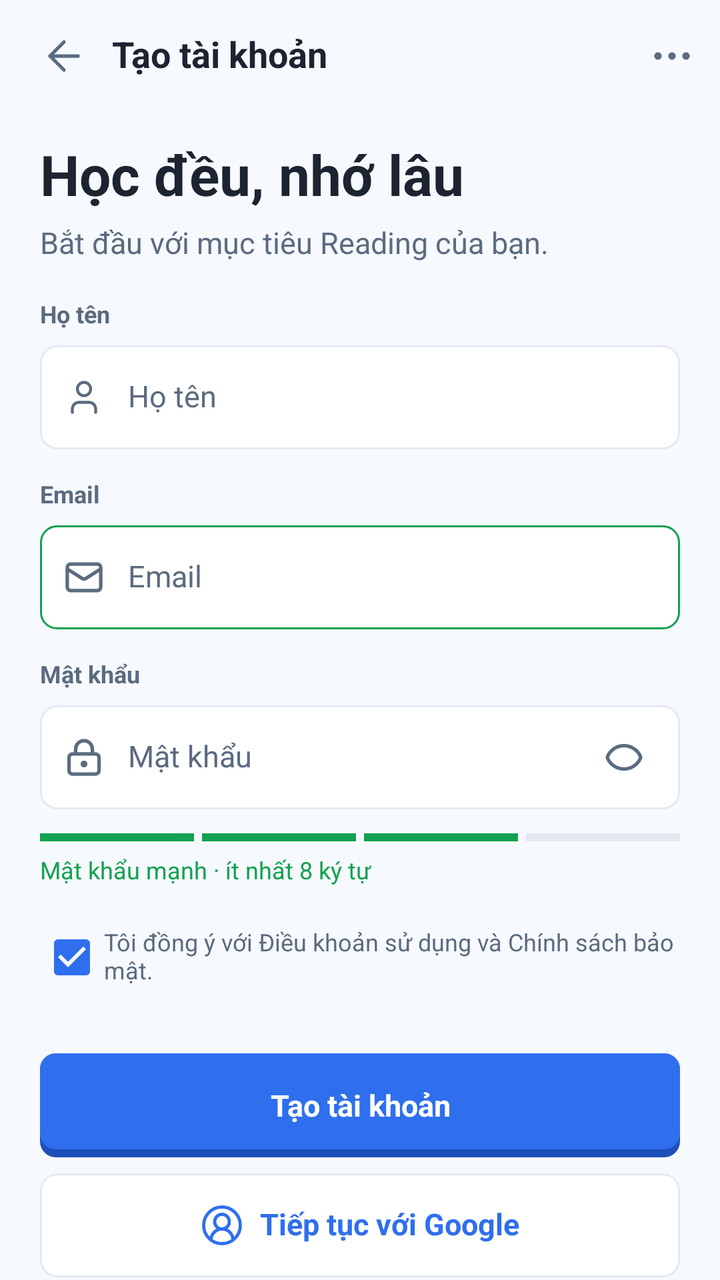
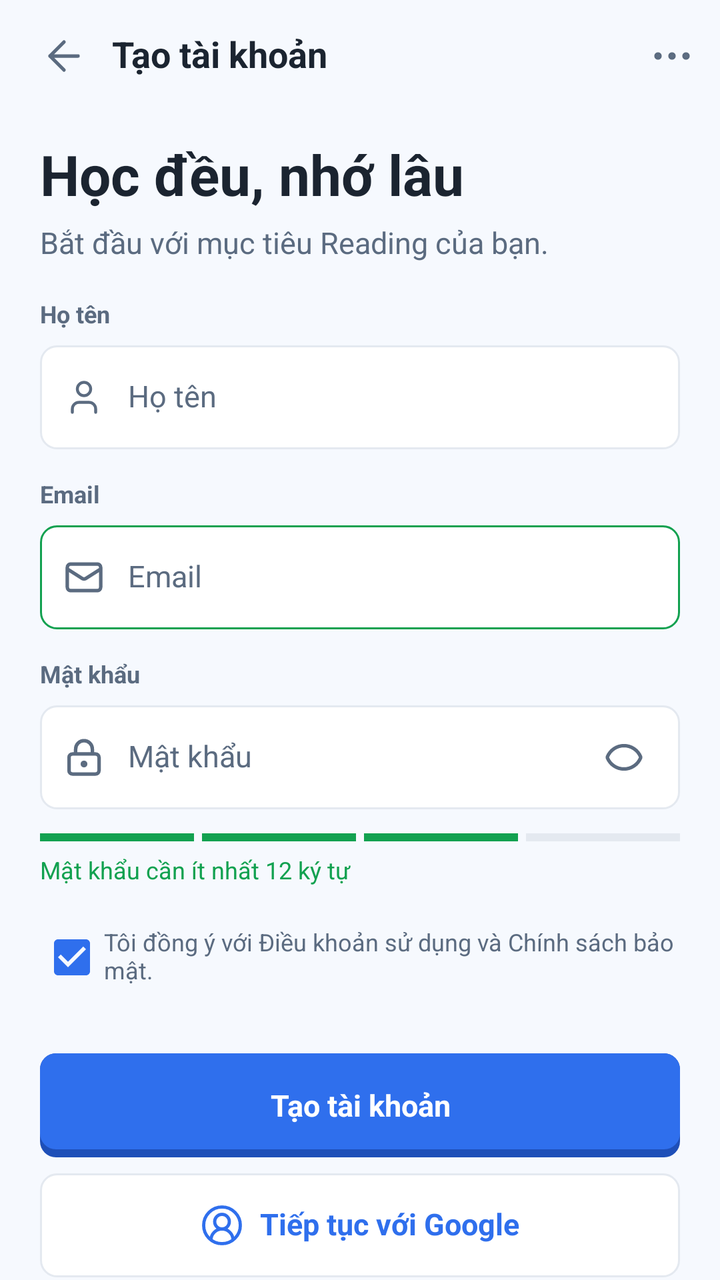

Screens rendered from an Android XML layout before and after an edit, with the pre-edit source and the edit as a unified diff.
<!-- AndroidManifest.xml: application theme Theme.NT118_Project -->
<!-- res/layout/fragment_register.xml -->
<?xml version="1.0" encoding="utf-8"?>
<androidx.constraintlayout.widget.ConstraintLayout
    xmlns:android="http://schemas.android.com/apk/res/android"
    xmlns:app="http://schemas.android.com/apk/res-auto"
    android:layout_width="match_parent"
    android:layout_height="match_parent"
    android:background="@color/app_bg">
    <androidx.constraintlayout.widget.Guideline
        android:id="@+id/guideStart"
        android:layout_width="wrap_content"
        android:layout_height="wrap_content"
        android:orientation="vertical"
        app:layout_constraintGuide_percent="@dimen/guide_start" />
    <androidx.constraintlayout.widget.Guideline
        android:id="@+id/guideEnd"
        android:layout_width="wrap_content"
        android:layout_height="wrap_content"
        android:orientation="vertical"
        app:layout_constraintGuide_percent="@dimen/guide_end" />
    <LinearLayout
        android:layout_width="0dp"
        android:layout_height="0dp"
        android:id="@+id/screenColumn"
        app:layout_constraintStart_toStartOf="@id/guideStart"
        app:layout_constraintEnd_toEndOf="@id/guideEnd"
        app:layout_constraintTop_toTopOf="parent"
        android:orientation="vertical"
        app:layout_constraintBottom_toBottomOf="parent">
        <LinearLayout
            android:layout_height="56dp"
            android:layout_width="match_parent"
            android:orientation="horizontal"
            android:gravity="center_vertical">
            <ImageButton
                android:layout_marginStart="8dp"
                style="@style/IconButton"
                android:src="@drawable/ic_arrow_left"
                android:tint="@color/app_text_secondary"
                android:id="@+id/btnBack"
                android:tag="back"
                android:contentDescription="@string/register_13" />
            <TextView
                android:layout_width="0dp"
                android:layout_weight="1"
                android:paddingStart="0dp"
                android:minHeight="48dp"
                android:gravity="center_vertical"
                android:layout_height="wrap_content"
                style="@style/Text.Title"
                android:text="@string/register_09" />
            <ImageButton
                style="@style/IconButton"
                android:src="@drawable/ic_ellipsis"
                android:tint="@color/app_text_secondary"
                android:contentDescription="@string/register_12" />
        </LinearLayout>
        <androidx.core.widget.NestedScrollView
            android:layout_width="match_parent"
            android:layout_height="0dp"
            android:layout_weight="1"
            android:fillViewport="true">
            <LinearLayout
                android:paddingStart="20dp"
                android:paddingTop="16dp"
                android:paddingEnd="20dp"
                android:paddingBottom="28dp"
                android:layout_width="match_parent"
                android:layout_height="wrap_content"
                android:orientation="vertical">
                <TextView
                    android:textSize="28sp"
                    android:layout_width="match_parent"
                    android:layout_height="wrap_content"
                    style="@style/Text.Heading"
                    android:text="@string/register_03" />
                <TextView
                    android:layout_marginTop="8dp"
                    android:textColor="@color/app_text_secondary"
                    android:layout_width="match_parent"
                    android:layout_height="wrap_content"
                    style="@style/Text.Body"
                    android:text="@string/register_04" />
                <TextView
                    android:layout_marginTop="20dp"
                    android:layout_width="match_parent"
                    android:layout_height="wrap_content"
                    style="@style/Text.Label"
                    android:text="@string/register_05" />
                <LinearLayout
                    style="@style/Field"
                    android:layout_marginTop="8dp">
                    <ImageView
                        android:layout_width="20dp"
                        android:layout_height="20dp"
                        android:src="@drawable/ic_user"
                        android:tint="@color/app_text_secondary"
                        android:importantForAccessibility="no" />
                    <EditText
                        style="@style/Field.Input"
                        android:hint="@string/register_05"
                        android:inputType="textPersonName"
                        android:id="@+id/edtName" />
                </LinearLayout>
                <TextView
                    android:layout_marginTop="16dp"
                    android:layout_width="match_parent"
                    android:layout_height="wrap_content"
                    style="@style/Text.Label"
                    android:text="@string/register_06" />
                <LinearLayout
                    style="@style/Field"
                    android:layout_marginTop="8dp"
                    android:background="@drawable/bg_field_ok">
                    <ImageView
                        android:layout_width="20dp"
                        android:layout_height="20dp"
                        android:src="@drawable/ic_mail"
                        android:tint="@color/app_text_secondary"
                        android:importantForAccessibility="no" />
                    <EditText
                        style="@style/Field.Input"
                        android:hint="@string/register_06"
                        android:inputType="textEmailAddress"
                        android:id="@+id/edtEmail" />
                </LinearLayout>
                <TextView
                    android:layout_marginTop="16dp"
                    android:layout_width="match_parent"
                    android:layout_height="wrap_content"
                    style="@style/Text.Label"
                    android:text="@string/register_02" />
                <LinearLayout
                    style="@style/Field"
                    android:layout_marginTop="8dp">
                    <ImageView
                        android:layout_width="20dp"
                        android:layout_height="20dp"
                        android:src="@drawable/ic_lock"
                        android:tint="@color/app_text_secondary"
                        android:importantForAccessibility="no" />
                    <EditText
                        style="@style/Field.Input"
                        android:hint="@string/register_02"
                        android:inputType="textPassword"
                        android:id="@+id/edtPassword" />
                    <ImageButton
                        android:layout_width="32dp"
                        android:layout_height="32dp"
                        style="@style/IconButton"
                        android:src="@drawable/ic_eye"
                        android:tint="@color/app_text_secondary"
                        android:tag="password:edtPassword"
                        android:contentDescription="@string/register_01" />
                </LinearLayout>
                <LinearLayout
                    android:layout_marginTop="12dp"
                    android:layout_width="match_parent"
                    android:layout_height="wrap_content"
                    android:orientation="horizontal"
                    android:gravity="center_vertical">
                    <View
                        android:layout_width="0dp"
                        android:layout_height="4dp"
                        android:layout_weight="1"
                        android:layout_marginStart="0dp"
                        android:background="@color/app_success" />
                    <View
                        android:layout_width="0dp"
                        android:layout_height="4dp"
                        android:layout_weight="1"
                        android:layout_marginStart="4dp"
                        android:background="@color/app_success" />
                    <View
                        android:layout_width="0dp"
                        android:layout_height="4dp"
                        android:layout_weight="1"
                        android:layout_marginStart="4dp"
                        android:background="@color/app_success" />
                    <View
                        android:layout_width="0dp"
                        android:layout_height="4dp"
                        android:layout_weight="1"
                        android:layout_marginStart="4dp"
                        android:background="@color/app_border" />
                </LinearLayout>
                <TextView
                    android:layout_marginTop="8dp"
                    android:textColor="@color/app_success"
                    android:layout_width="match_parent"
                    android:layout_height="wrap_content"
                    style="@style/Text.Caption"
                    android:text="@string/register_07" />
                <LinearLayout
                    android:layout_marginTop="12dp"
                    android:layout_width="match_parent"
                    android:layout_height="wrap_content"
                    android:orientation="horizontal"
                    android:gravity="center_vertical">
                    <CheckBox
                        android:id="@+id/chkTerms"
                        android:layout_width="wrap_content"
                        android:layout_height="48dp"
                        android:checked="true"
                        android:minWidth="0dp"
                        android:minHeight="0dp" />
                    <TextView
                        android:layout_width="0dp"
                        android:layout_weight="1"
                        android:layout_height="wrap_content"
                        style="@style/Text.Caption"
                        android:text="@string/register_08" />
                </LinearLayout>
                <Space
                    android:layout_width="match_parent"
                    android:layout_height="0dp"
                    android:layout_weight="1" />
                <TextView
                    android:layout_marginTop="24dp"
                    style="@style/Button.Primary"
                    android:text="@string/register_09"
                    android:tag="nav:home" />
                <LinearLayout
                    android:layout_marginTop="8dp"
                    style="@style/Button.Outline"
                    android:tag="nav:home"
                    android:orientation="horizontal">
                    <ImageView
                        android:layout_width="22dp"
                        android:layout_height="22dp"
                        android:src="@drawable/ic_user_circle"
                        android:tint="@color/app_primary"
                        android:importantForAccessibility="no" />
                    <TextView
                        android:layout_marginStart="8dp"
                        android:textColor="@color/app_primary"
                        android:textStyle="bold"
                        android:layout_width="wrap_content"
                        android:layout_height="wrap_content"
                        style="@style/Text.Body"
                        android:text="@string/register_10" />
                </LinearLayout>
                <TextView
                    android:layout_marginTop="8dp"
                    style="@style/Button.Text"
                    android:text="@string/register_11"
                    android:tag="nav:login" />
            </LinearLayout>
        </androidx.core.widget.NestedScrollView>
    </LinearLayout>
</androidx.constraintlayout.widget.ConstraintLayout>
<!-- resources referenced by this layout -->
<resources>
  <color name="app_bg">#F6F9FE</color>
  <color name="app_border">#E4E9F0</color>
  <color name="app_primary">#2F6FED</color>
  <color name="app_success">#12A150</color>
  <color name="app_text_secondary">#5B6B80</color>
  <item name="guide_end" format="float" type="dimen">1.0</item>
  <item name="guide_start" format="float" type="dimen">0.0</item>
  <!-- drawable bg_field_ok (drawable) -->
  <?xml version="1.0" encoding="utf-8"?>
  <shape xmlns:android="http://schemas.android.com/apk/res/android" android:shape="rectangle">
      <solid android:color="@color/app_surface" />
      <stroke android:width="1dp" android:color="@color/app_success" />
      <corners android:radius="8dp" />
  </shape>
  <string name="register_01">eye</string>
  <string name="register_02">Mật khẩu</string>
  <string name="register_03">Học đều, nhớ lâu</string>
  <string name="register_04">Bắt đầu với mục tiêu Reading của bạn.</string>
  <string name="register_05">Họ tên</string>
  <string name="register_06">Email</string>
  <string name="register_07">Mật khẩu mạnh · ít nhất 8 ký tự</string>
  <string name="register_08">Tôi đồng ý với Điều khoản sử dụng và Chính sách bảo mật.</string>
  <string name="register_09">Tạo tài khoản</string>
  <string name="register_10">Tiếp tục với Google</string>
  <string name="register_11">Đã có tài khoản? Đăng nhập</string>
  <string name="register_12">Thêm tùy chọn</string>
  <string name="register_13">Quay lại</string>
  <style name="Button.Outline">
          <item name="android:background">@drawable/bg_field</item>
          <item name="android:textColor">@color/app_primary</item>
      </style>
  <style name="Button.Primary">
          <item name="android:background">@drawable/bg_button_primary</item>
          <item name="android:textColor">@android:color/white</item>
      </style>
  <style name="Button.Text">
          <item name="android:background">@android:color/transparent</item>
          <item name="android:textColor">@color/app_primary</item>
      </style>
  <style name="IconButton" parent="">
          <item name="android:layout_width">@dimen/icon_button</item>
          <item name="android:layout_height">@dimen/icon_button</item>
          <item name="android:scaleType">center</item>
          <item name="android:background">?attr/selectableItemBackgroundBorderless</item>
          <item name="android:tint">@color/app_text_secondary</item>
      </style>
  <style name="Text.Body">
          <item name="android:textSize">15sp</item>
          <item name="android:lineSpacingExtra">4sp</item>
      </style>
  <style name="Text.Caption">
          <item name="android:textSize">12sp</item>
          <item name="android:textColor">@color/app_text_secondary</item>
      </style>
  <style name="Text.Heading">
          <item name="android:textSize">32sp</item>
          <item name="android:textStyle">bold</item>
      </style>
  <style name="Text.Label">
          <item name="android:textSize">12sp</item>
          <item name="android:textStyle">bold</item>
          <item name="android:textColor">@color/app_text_secondary</item>
      </style>
  <style name="Text.Title">
          <item name="android:textSize">18sp</item>
          <item name="android:textStyle">bold</item>
      </style>
  <style name="Theme.NT118_Project" parent="Base.Theme.NT118_Project" />
  <color name="app_surface">#FFFFFF</color>
  <!-- drawable bg_field (drawable) -->
  <?xml version="1.0" encoding="utf-8"?>
  <shape xmlns:android="http://schemas.android.com/apk/res/android" android:shape="rectangle">
      <solid android:color="@color/app_surface" />
      <stroke android:width="1dp" android:color="@color/app_border" />
      <corners android:radius="8dp" />
  </shape>
  <dimen name="field_height">52dp</dimen>
  <dimen name="icon_button">48dp</dimen>
  <color name="app_primary_dark">#1E4FB8</color>
  <!-- unchanged entries left out for length: 11 -->
</resources>

<!-- the commit's change to res/layout/fragment_register.xml (unified diff, before → after) -->
@@ -37,7 +37,6 @@
                 android:src="@drawable/ic_arrow_left"
                 android:tint="@color/app_text_secondary"
                 android:id="@+id/btnBack"
-                android:tag="back"
                 android:contentDescription="@string/register_13" />
             <TextView
                 android:layout_width="0dp"
@@ -149,7 +148,7 @@
                         style="@style/IconButton"
                         android:src="@drawable/ic_eye"
                         android:tint="@color/app_text_secondary"
-                        android:tag="password:edtPassword"
+                        android:id="@+id/btnTogglePassword"
                         android:contentDescription="@string/register_01" />
                 </LinearLayout>
                 <LinearLayout
@@ -159,24 +158,28 @@
                     android:orientation="horizontal"
                     android:gravity="center_vertical">
                     <View
+                        android:id="@+id/strength1"
                         android:layout_width="0dp"
                         android:layout_height="4dp"
                         android:layout_weight="1"
                         android:layout_marginStart="0dp"
                         android:background="@color/app_success" />
                     <View
+                        android:id="@+id/strength2"
                         android:layout_width="0dp"
                         android:layout_height="4dp"
                         android:layout_weight="1"
                         android:layout_marginStart="4dp"
                         android:background="@color/app_success" />
                     <View
+                        android:id="@+id/strength3"
                         android:layout_width="0dp"
                         android:layout_height="4dp"
                         android:layout_weight="1"
                         android:layout_marginStart="4dp"
                         android:background="@color/app_success" />
                     <View
+                        android:id="@+id/strength4"
                         android:layout_width="0dp"
                         android:layout_height="4dp"
                         android:layout_weight="1"
@@ -184,6 +187,7 @@
                         android:background="@color/app_border" />
                 </LinearLayout>
                 <TextView
+                    android:id="@+id/txtStrength"
                     android:layout_marginTop="8dp"
                     android:textColor="@color/app_success"
                     android:layout_width="match_parent"
@@ -217,12 +221,12 @@
                 <TextView
                     android:layout_marginTop="24dp"
                     style="@style/Button.Primary"
-                    android:text="@string/register_09"
-                    android:tag="nav:home" />
-                <LinearLayout
-                    android:layout_marginTop="8dp"
+                    android:id="@+id/btnRegister"
+                    android:text="@string/register_09" />
+                <LinearLayout
+                    android:layout_marginTop="8dp"
+                    android:id="@+id/btnGoogle"
                     style="@style/Button.Outline"
-                    android:tag="nav:home"
                     android:orientation="horizontal">
                     <ImageView
                         android:layout_width="22dp"
@@ -242,8 +246,8 @@
                 <TextView
                     android:layout_marginTop="8dp"
                     style="@style/Button.Text"
-                    android:text="@string/register_11"
-                    android:tag="nav:login" />
+                    android:id="@+id/btnToLogin"
+                    android:text="@string/register_11" />
             </LinearLayout>
         </androidx.core.widget.NestedScrollView>
     </LinearLayout>
<!-- resource entries referenced after the edit -->
@@ -20,7 +20,7 @@
   <string name="register_04">Bắt đầu với mục tiêu Reading của bạn.</string>
   <string name="register_05">Họ tên</string>
   <string name="register_06">Email</string>
-  <string name="register_07">Mật khẩu mạnh · ít nhất 8 ký tự</string>
+  <string name="register_07">Mật khẩu cần ít nhất 12 ký tự</string>
   <string name="register_08">Tôi đồng ý với Điều khoản sử dụng và Chính sách bảo mật.</string>
   <string name="register_09">Tạo tài khoản</string>
   <string name="register_10">Tiếp tục với Google</string>
